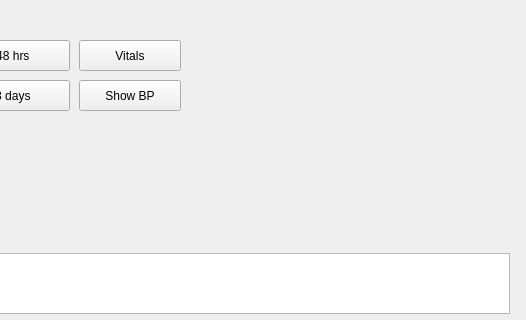
The window that menu.ui (lbase/bpvitals) describes before a commit, drawn with Qt 5; both pictures show x 721 to 1247 and y 0 to 320 of the 1247 by 692 pixel window.
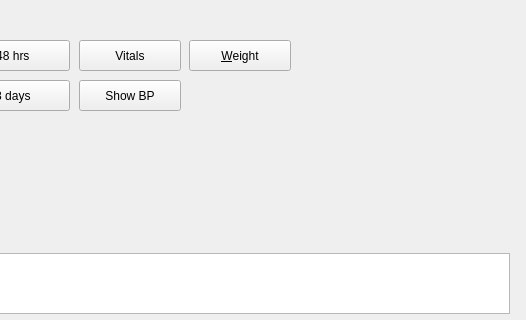
The same window after the commit.

Commit message:
add weight chart to menu_code.py (modbpstats.py)
used jupyter to figure out chart params

Diff of the .ui file:
```diff
--- a/menu.ui
+++ b/menu.ui
@@ -227,6 +227,19 @@
     <string>refresh</string>
    </property>
   </widget>
+  <widget class="QPushButton" name="btnWeight">
+   <property name="geometry">
+    <rect>
+     <x>910</x>
+     <y>40</y>
+     <width>102</width>
+     <height>31</height>
+    </rect>
+   </property>
+   <property name="text">
+    <string>&amp;Weight</string>
+   </property>
+  </widget>
  </widget>
  <resources/>
  <connections/>
```
The commit also changes 4 other files.
